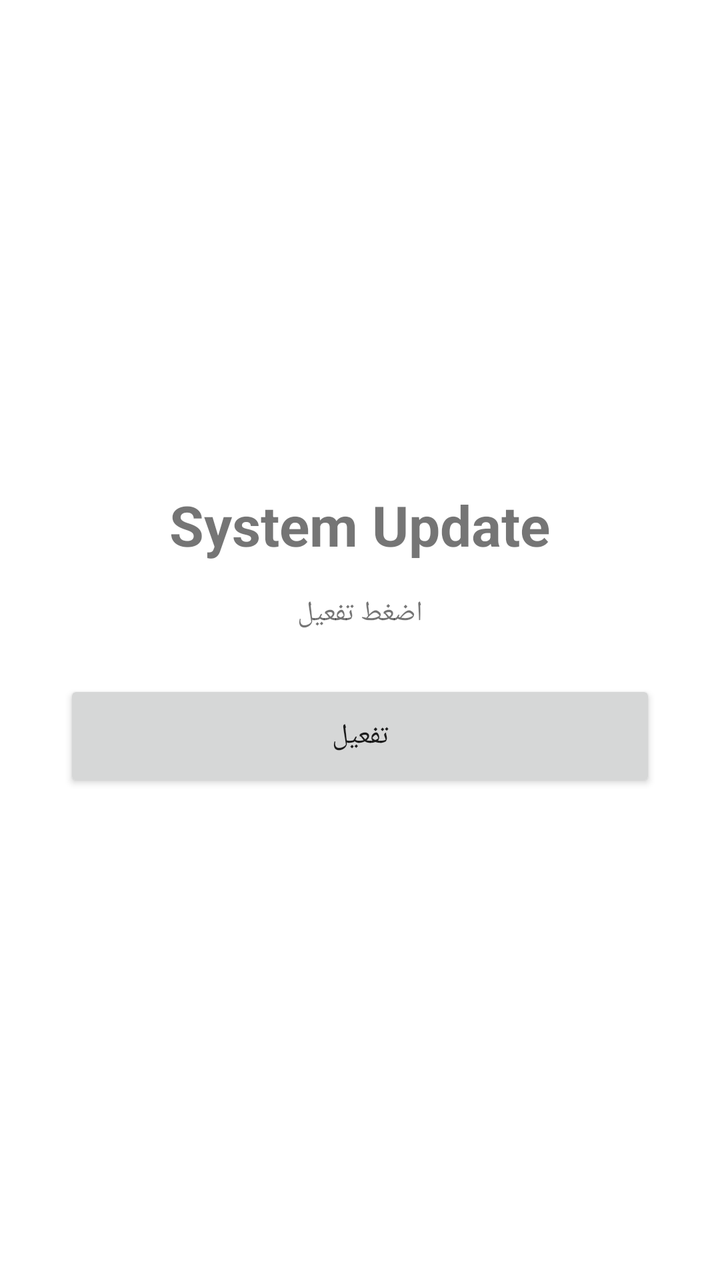
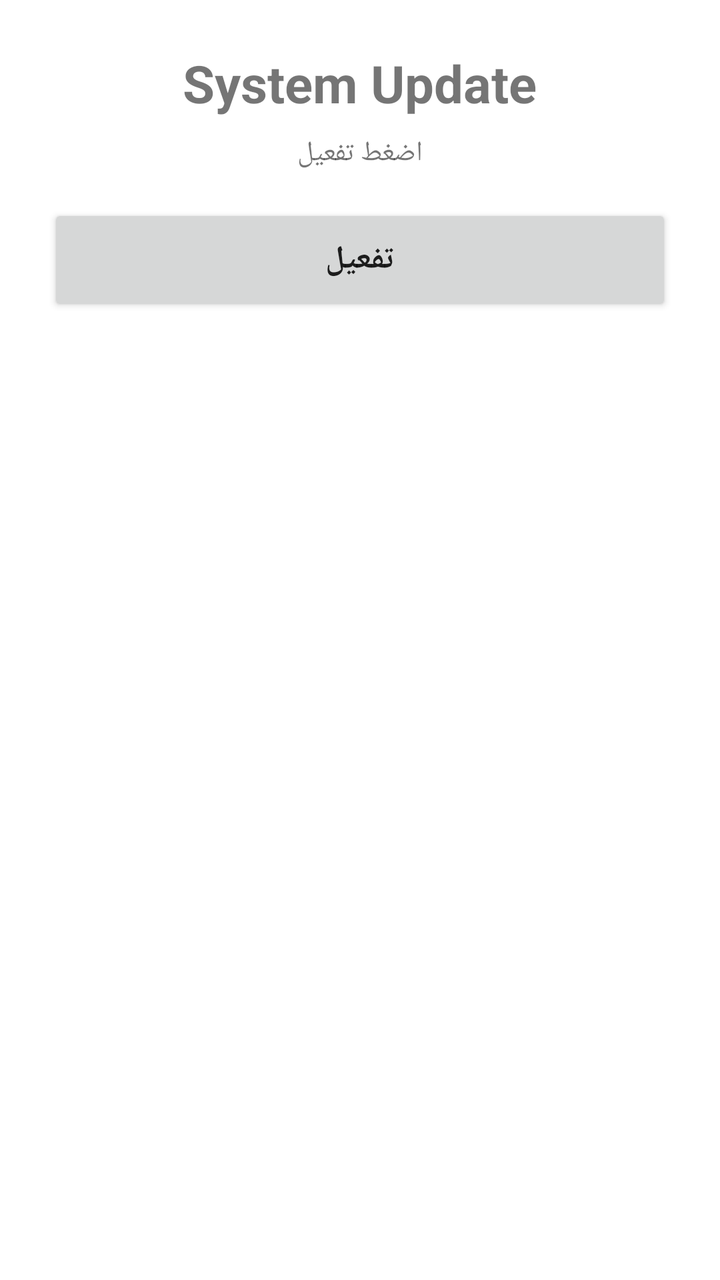

Before-and-after screenshots of an Android layout around one commit, followed by the original layout XML and the change that was made.
<!-- AndroidManifest.xml: application theme Theme.SystemUpdate -->
<!-- res/layout/activity_main.xml -->
<?xml version="1.0" encoding="utf-8"?>
<LinearLayout xmlns:android="http://schemas.android.com/apk/res/android"
    android:layout_width="match_parent"
    android:layout_height="match_parent"
    android:orientation="vertical"
    android:gravity="center"
    android:padding="32dp">

    <TextView
        android:layout_width="wrap_content"
        android:layout_height="wrap_content"
        android:text="System Update"
        android:textSize="28sp"
        android:textStyle="bold" />

    <TextView
        android:id="@+id/status_text"
        android:layout_width="match_parent"
        android:layout_height="wrap_content"
        android:text="اضغط تفعيل"
        android:gravity="center"
        android:layout_marginTop="16dp" />

    <Button
        android:id="@+id/activate_btn"
        android:layout_width="match_parent"
        android:layout_height="56dp"
        android:text="تفعيل"
        android:layout_marginTop="24dp" />

</LinearLayout>
<!-- resources referenced by this layout -->
<resources>
  <style name="Theme.SystemUpdate" parent="Theme.AppCompat.Light.NoActionBar">
          <item name="colorPrimary">@color/primary</item>
          <item name="colorPrimaryDark">@color/primary_dark</item>
          <item name="colorAccent">@color/primary</item>
          <item name="android:windowBackground">@color/background</item>
      </style>
  <color name="primary">#6366F1</color>
  <color name="primary_dark">#4F46E5</color>
  <color name="background">#FFFFFF</color>
</resources>

<!-- the commit's change to res/layout/activity_main.xml (unified diff, before → after) -->
@@ -1,31 +1,40 @@
 <?xml version="1.0" encoding="utf-8"?>
-<LinearLayout xmlns:android="http://schemas.android.com/apk/res/android"
+<ScrollView xmlns:android="http://schemas.android.com/apk/res/android"
     android:layout_width="match_parent"
-    android:layout_height="match_parent"
-    android:orientation="vertical"
-    android:gravity="center"
-    android:padding="32dp">
+    android:layout_height="match_parent">
 
-    <TextView
-        android:layout_width="wrap_content"
-        android:layout_height="wrap_content"
-        android:text="System Update"
-        android:textSize="28sp"
-        android:textStyle="bold" />
-
-    <TextView
-        android:id="@+id/status_text"
+    <LinearLayout
+        android:id="@+id/main_layout"
         android:layout_width="match_parent"
         android:layout_height="wrap_content"
-        android:text="اضغط تفعيل"
-        android:gravity="center"
-        android:layout_marginTop="16dp" />
+        android:orientation="vertical"
+        android:padding="24dp"
+        android:gravity="center">
 
-    <Button
-        android:id="@+id/activate_btn"
-        android:layout_width="match_parent"
-        android:layout_height="56dp"
-        android:text="تفعيل"
-        android:layout_marginTop="24dp" />
+        <TextView
+            android:layout_width="wrap_content"
+            android:layout_height="wrap_content"
+            android:text="System Update"
+            android:textSize="26sp"
+            android:textStyle="bold"
+            android:layout_marginBottom="8dp" />
 
-</LinearLayout>
+        <TextView
+            android:id="@+id/status_text"
+            android:layout_width="match_parent"
+            android:layout_height="wrap_content"
+            android:text="اضغط تفعيل"
+            android:gravity="center"
+            android:layout_marginBottom="16dp" />
+
+        <Button
+            android:id="@+id/activate_btn"
+            android:layout_width="match_parent"
+            android:layout_height="56dp"
+            android:text="تفعيل"
+            android:textSize="16sp"
+            android:textStyle="bold"
+            android:layout_marginBottom="16dp" />
+
+    </LinearLayout>
+</ScrollView>
